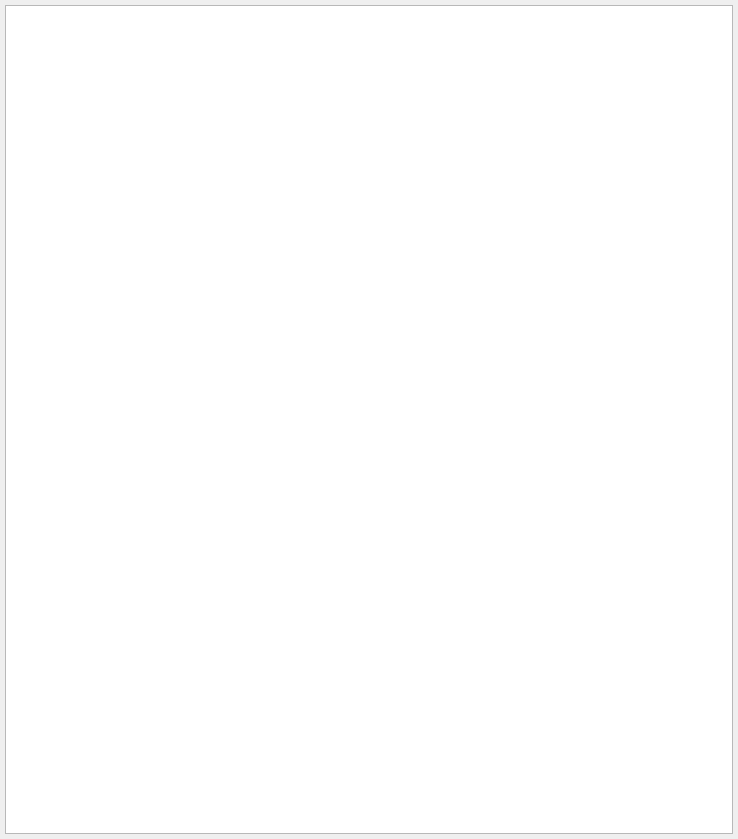
This is client/src/main/vsceventconsole.ui in linkingvision/rapidvms as Qt 5 draws it before an edit. The edited form follows.
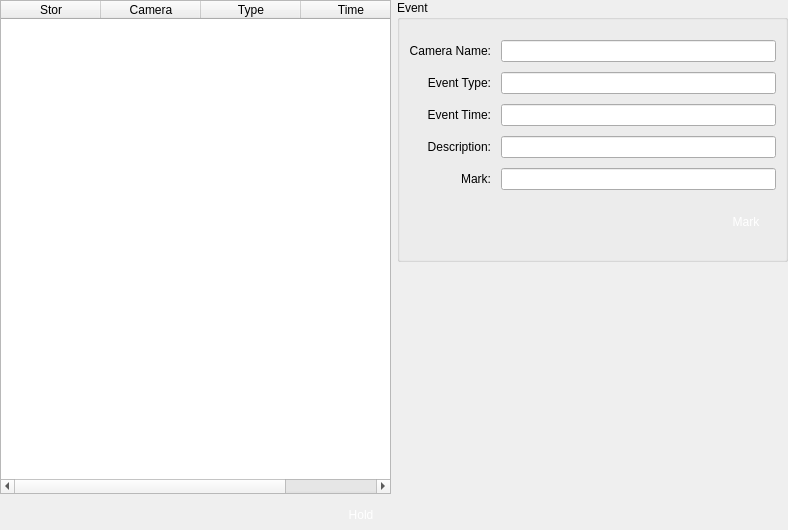
This is the edited form. Icons and pictures are not drawn.

The edit to the form file:
```diff
--- a/client/src/main/vsceventconsole.ui
+++ b/client/src/main/vsceventconsole.ui
@@ -6,8 +6,8 @@
    <rect>
     <x>0</x>
     <y>0</y>
-    <width>738</width>
-    <height>839</height>
+    <width>788</width>
+    <height>530</height>
    </rect>
   </property>
   <property name="minimumSize">
@@ -28,24 +28,337 @@
   <property name="styleSheet">
    <string notr="true"/>
   </property>
-  <layout class="QVBoxLayout" name="verticalLayout_3">
-   <property name="spacing">
-    <number>5</number>
-   </property>
+  <layout class="QHBoxLayout" name="horizontalLayout">
    <property name="leftMargin">
-    <number>5</number>
+    <number>0</number>
    </property>
    <property name="topMargin">
-    <number>5</number>
+    <number>0</number>
    </property>
    <property name="rightMargin">
-    <number>5</number>
+    <number>0</number>
    </property>
    <property name="bottomMargin">
-    <number>5</number>
+    <number>0</number>
    </property>
    <item>
-    <widget class="QTableWidget" name="table"/>
+    <layout class="QVBoxLayout" name="verticalLayout_3">
+     <item>
+      <widget class="QTableWidget" name="tableWidget">
+       <property name="editTriggers">
+        <set>QAbstractItemView::NoEditTriggers</set>
+       </property>
+       <property name="alternatingRowColors">
+        <bool>true</bool>
+       </property>
+       <property name="selectionMode">
+        <enum>QAbstractItemView::SingleSelection</enum>
+       </property>
+       <property name="selectionBehavior">
+        <enum>QAbstractItemView::SelectRows</enum>
+       </property>
+       <property name="textElideMode">
+        <enum>Qt::ElideMiddle</enum>
+       </property>
+       <attribute name="horizontalHeaderVisible">
+        <bool>true</bool>
+       </attribute>
+       <attribute name="horizontalHeaderCascadingSectionResizes">
+        <bool>true</bool>
+       </attribute>
+       <attribute name="horizontalHeaderStretchLastSection">
+        <bool>true</bool>
+       </attribute>
+       <attribute name="verticalHeaderVisible">
+        <bool>true</bool>
+       </attribute>
+       <attribute name="verticalHeaderStretchLastSection">
+        <bool>false</bool>
+       </attribute>
+       <column>
+        <property name="text">
+         <string>Stor</string>
+        </property>
+       </column>
+       <column>
+        <property name="text">
+         <string>Camera</string>
+        </property>
+       </column>
+       <column>
+        <property name="text">
+         <string>Type</string>
+        </property>
+       </column>
+       <column>
+        <property name="text">
+         <string>Time</string>
+        </property>
+       </column>
+      </widget>
+     </item>
+     <item>
+      <layout class="QGridLayout" name="gridLayout_3">
+       <property name="horizontalSpacing">
+        <number>20</number>
+       </property>
+       <property name="verticalSpacing">
+        <number>0</number>
+       </property>
+       <item row="0" column="0">
+        <spacer name="horizontalSpacer_3">
+         <property name="orientation">
+          <enum>Qt::Horizontal</enum>
+         </property>
+         <property name="sizeHint" stdset="0">
+          <size>
+           <width>40</width>
+           <height>20</height>
+          </size>
+         </property>
+        </spacer>
+       </item>
+       <item row="0" column="1">
+        <widget class="QPushButton" name="pbApply_3">
+         <property name="minimumSize">
+          <size>
+           <width>60</width>
+           <height>30</height>
+          </size>
+         </property>
+         <property name="maximumSize">
+          <size>
+           <width>60</width>
+           <height>30</height>
+          </size>
+         </property>
+         <property name="styleSheet">
+          <string notr="true">QPushButton { 
+border:none;
+color:white;
+background-image: url(:/action/resources/button.png);}
+QPushButton:hover {
+	background-image: url(:/action/resources/buttonpress.png);}
+QPushButton:pressed {
+	background-image: url(:/action/resources/button.png);}</string>
+         </property>
+         <property name="text">
+          <string>Hold</string>
+         </property>
+         <property name="iconSize">
+          <size>
+           <width>60</width>
+           <height>40</height>
+          </size>
+         </property>
+        </widget>
+       </item>
+      </layout>
+     </item>
+    </layout>
+   </item>
+   <item>
+    <layout class="QVBoxLayout" name="verticalLayout_2">
+     <item>
+      <widget class="QGroupBox" name="groupBox_2">
+       <property name="title">
+        <string>Event</string>
+       </property>
+       <layout class="QVBoxLayout" name="verticalLayout">
+        <item>
+         <layout class="QGridLayout" name="gridLayout">
+          <property name="topMargin">
+           <number>0</number>
+          </property>
+          <property name="spacing">
+           <number>10</number>
+          </property>
+          <item row="3" column="1">
+           <widget class="QLineEdit" name="lineEditName">
+            <property name="maximumSize">
+             <size>
+              <width>300</width>
+              <height>16777215</height>
+             </size>
+            </property>
+            <property name="readOnly">
+             <bool>true</bool>
+            </property>
+           </widget>
+          </item>
+          <item row="3" column="0">
+           <widget class="QLabel" name="labelName">
+            <property name="text">
+             <string>Camera Name:</string>
+            </property>
+            <property name="alignment">
+             <set>Qt::AlignRight|Qt::AlignTrailing|Qt::AlignVCenter</set>
+            </property>
+           </widget>
+          </item>
+          <item row="4" column="0">
+           <widget class="QLabel" name="labelIP_2">
+            <property name="text">
+             <string>Event Type:</string>
+            </property>
+            <property name="alignment">
+             <set>Qt::AlignRight|Qt::AlignTrailing|Qt::AlignVCenter</set>
+            </property>
+           </widget>
+          </item>
+          <item row="5" column="1">
+           <widget class="QLineEdit" name="lineEditPort">
+            <property name="maximumSize">
+             <size>
+              <width>300</width>
+              <height>16777215</height>
+             </size>
+            </property>
+            <property name="readOnly">
+             <bool>true</bool>
+            </property>
+           </widget>
+          </item>
+          <item row="5" column="0">
+           <widget class="QLabel" name="labelPort_2">
+            <property name="text">
+             <string>Event Time:</string>
+            </property>
+            <property name="alignment">
+             <set>Qt::AlignRight|Qt::AlignTrailing|Qt::AlignVCenter</set>
+            </property>
+           </widget>
+          </item>
+          <item row="6" column="0">
+           <widget class="QLabel" name="labelPassword_2">
+            <property name="text">
+             <string>Description:</string>
+            </property>
+            <property name="alignment">
+             <set>Qt::AlignRight|Qt::AlignTrailing|Qt::AlignVCenter</set>
+            </property>
+           </widget>
+          </item>
+          <item row="4" column="1">
+           <widget class="QLineEdit" name="lineEditIP">
+            <property name="maximumSize">
+             <size>
+              <width>300</width>
+              <height>16777215</height>
+             </size>
+            </property>
+            <property name="readOnly">
+             <bool>true</bool>
+            </property>
+           </widget>
+          </item>
+          <item row="6" column="1">
+           <widget class="QLineEdit" name="lineEditPort_2">
+            <property name="maximumSize">
+             <size>
+              <width>300</width>
+              <height>16777215</height>
+             </size>
+            </property>
+            <property name="readOnly">
+             <bool>true</bool>
+            </property>
+           </widget>
+          </item>
+          <item row="7" column="0">
+           <widget class="QLabel" name="labelPassword_3">
+            <property name="text">
+             <string>Mark:</string>
+            </property>
+            <property name="alignment">
+             <set>Qt::AlignRight|Qt::AlignTrailing|Qt::AlignVCenter</set>
+            </property>
+           </widget>
+          </item>
+          <item row="7" column="1">
+           <widget class="QLineEdit" name="lineEditPort_3">
+            <property name="maximumSize">
+             <size>
+              <width>300</width>
+              <height>16777215</height>
+             </size>
+            </property>
+           </widget>
+          </item>
+         </layout>
+        </item>
+        <item>
+         <layout class="QGridLayout" name="gridLayout_2">
+          <property name="horizontalSpacing">
+           <number>20</number>
+          </property>
+          <property name="verticalSpacing">
+           <number>0</number>
+          </property>
+          <item row="0" column="1">
+           <widget class="QPushButton" name="pbApply">
+            <property name="minimumSize">
+             <size>
+              <width>60</width>
+              <height>30</height>
+             </size>
+            </property>
+            <property name="maximumSize">
+             <size>
+              <width>60</width>
+              <height>30</height>
+             </size>
+            </property>
+            <property name="styleSheet">
+             <string notr="true">QPushButton { 
+border:none;
+color:white;
+background-image: url(:/action/resources/button.png);}
+QPushButton:hover {
+	background-image: url(:/action/resources/buttonpress.png);}
+QPushButton:pressed {
+	background-image: url(:/action/resources/button.png);}</string>
+            </property>
+            <property name="text">
+             <string>Mark</string>
+            </property>
+            <property name="iconSize">
+             <size>
+              <width>60</width>
+              <height>40</height>
+             </size>
+            </property>
+           </widget>
+          </item>
+          <item row="0" column="0">
+           <spacer name="horizontalSpacer_2">
+            <property name="orientation">
+             <enum>Qt::Horizontal</enum>
+            </property>
+            <property name="sizeHint" stdset="0">
+             <size>
+              <width>40</width>
+              <height>20</height>
+             </size>
+            </property>
+           </spacer>
+          </item>
+         </layout>
+        </item>
+       </layout>
+      </widget>
+     </item>
+     <item>
+      <widget class="QWidget" name="video" native="true">
+       <property name="minimumSize">
+        <size>
+         <width>320</width>
+         <height>200</height>
+        </size>
+       </property>
+      </widget>
+     </item>
+    </layout>
    </item>
   </layout>
  </widget>
```
